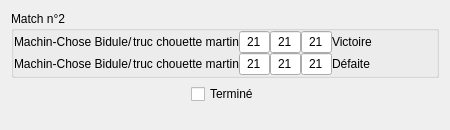
dsarrut/btm, file mainwindow/btmQMatchWidget.ui: the form before one commit.
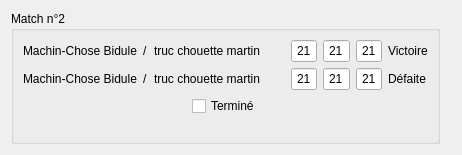
The form after the commit.

Commit message: set points in match

The edit to the form file:
```diff
--- a/mainwindow/btmQMatchWidget.ui
+++ b/mainwindow/btmQMatchWidget.ui
@@ -6,14 +6,14 @@
    <rect>
     <x>0</x>
     <y>0</y>
-    <width>450</width>
-    <height>130</height>
+    <width>462</width>
+    <height>155</height>
    </rect>
   </property>
   <property name="windowTitle">
    <string>Form</string>
   </property>
-  <layout class="QGridLayout" name="gridLayout_2">
+  <layout class="QGridLayout" name="gridLayout">
    <item row="0" column="0">
     <widget class="QGroupBox" name="groupBox">
      <property name="title">
@@ -28,152 +28,14 @@
      <property name="checked">
       <bool>false</bool>
      </property>
-     <layout class="QGridLayout" name="gridLayout">
-      <property name="leftMargin">
-       <number>0</number>
-      </property>
-      <property name="topMargin">
-       <number>0</number>
-      </property>
-      <property name="rightMargin">
-       <number>0</number>
-      </property>
-      <property name="bottomMargin">
-       <number>0</number>
-      </property>
-      <property name="spacing">
-       <number>0</number>
-      </property>
-      <item row="1" column="0">
+     <layout class="QGridLayout" name="gridLayout_2">
+      <item row="0" column="0">
        <layout class="QHBoxLayout" name="horizontalLayout_6">
         <item>
-         <layout class="QHBoxLayout" name="horizontalLayout_4">
-          <item>
-           <widget class="QLabel" name="labelPlayer3">
-            <property name="text">
-             <string>Machin-Chose Bidule</string>
-            </property>
-           </widget>
-          </item>
-          <item>
-           <widget class="QLabel" name="label_9">
-            <property name="text">
-             <string>/</string>
-            </property>
-           </widget>
-          </item>
-          <item>
-           <widget class="QLabel" name="labelPlayer4">
-            <property name="text">
-             <string>truc chouette martin</string>
-            </property>
-           </widget>
-          </item>
-         </layout>
-        </item>
-        <item>
-         <layout class="QHBoxLayout" name="horizontalLayout_3">
-          <item>
-           <widget class="QLineEdit" name="lineTeam2Set1">
-            <property name="sizePolicy">
-             <sizepolicy hsizetype="Maximum" vsizetype="Maximum">
-              <horstretch>0</horstretch>
-              <verstretch>0</verstretch>
-             </sizepolicy>
-            </property>
-            <property name="maximumSize">
-             <size>
-              <width>31</width>
-              <height>16777215</height>
-             </size>
-            </property>
-            <property name="font">
-             <font>
-              <pointsize>9</pointsize>
-             </font>
-            </property>
-            <property name="text">
-             <string>21</string>
-            </property>
-            <property name="alignment">
-             <set>Qt::AlignCenter</set>
-            </property>
-           </widget>
-          </item>
-          <item>
-           <widget class="QLineEdit" name="lineTeam2Set2">
-            <property name="sizePolicy">
-             <sizepolicy hsizetype="Maximum" vsizetype="Maximum">
-              <horstretch>0</horstretch>
-              <verstretch>0</verstretch>
-             </sizepolicy>
-            </property>
-            <property name="maximumSize">
-             <size>
-              <width>31</width>
-              <height>16777215</height>
-             </size>
-            </property>
-            <property name="font">
-             <font>
-              <pointsize>9</pointsize>
-             </font>
-            </property>
-            <property name="text">
-             <string>21</string>
-            </property>
-            <property name="alignment">
-             <set>Qt::AlignCenter</set>
-            </property>
-           </widget>
-          </item>
-          <item>
-           <widget class="QLineEdit" name="lineTeam2Set3">
-            <property name="sizePolicy">
-             <sizepolicy hsizetype="Maximum" vsizetype="Maximum">
-              <horstretch>0</horstretch>
-              <verstretch>0</verstretch>
-             </sizepolicy>
-            </property>
-            <property name="maximumSize">
-             <size>
-              <width>31</width>
-              <height>16777215</height>
-             </size>
-            </property>
-            <property name="font">
-             <font>
-              <pointsize>9</pointsize>
-             </font>
-            </property>
-            <property name="text">
-             <string>21</string>
-            </property>
-            <property name="alignment">
-             <set>Qt::AlignCenter</set>
-            </property>
-           </widget>
-          </item>
-         </layout>
-        </item>
-        <item>
-         <widget class="QLabel" name="label_7">
-          <property name="font">
-           <font>
-            <weight>50</weight>
-            <bold>false</bold>
-           </font>
-          </property>
-          <property name="text">
-           <string>Défaite</string>
-          </property>
-         </widget>
-        </item>
-       </layout>
-      </item>
-      <item row="0" column="0">
        <layout class="QHBoxLayout" name="horizontalLayout_5">
         <item>
+           <layout class="QVBoxLayout" name="verticalLayout_2">
+            <item>
          <layout class="QHBoxLayout" name="horizontalLayout">
           <item>
            <widget class="QLabel" name="labelPlayer1">
@@ -196,8 +58,63 @@
             </property>
            </widget>
           </item>
-         </layout>
-        </item>
+              <item>
+               <spacer name="horizontalSpacer_4">
+                <property name="orientation">
+                 <enum>Qt::Horizontal</enum>
+                </property>
+                <property name="sizeHint" stdset="0">
+                 <size>
+                  <width>40</width>
+                  <height>20</height>
+                 </size>
+                </property>
+               </spacer>
+              </item>
+             </layout>
+            </item>
+            <item>
+             <layout class="QHBoxLayout" name="horizontalLayout_4">
+              <item>
+               <widget class="QLabel" name="labelPlayer3">
+                <property name="text">
+                 <string>Machin-Chose Bidule</string>
+                </property>
+               </widget>
+              </item>
+              <item>
+               <widget class="QLabel" name="label_9">
+                <property name="text">
+                 <string>/</string>
+                </property>
+               </widget>
+              </item>
+              <item>
+               <widget class="QLabel" name="labelPlayer4">
+                <property name="text">
+                 <string>truc chouette martin</string>
+                </property>
+               </widget>
+              </item>
+              <item>
+               <spacer name="horizontalSpacer_3">
+                <property name="orientation">
+                 <enum>Qt::Horizontal</enum>
+                </property>
+                <property name="sizeHint" stdset="0">
+                 <size>
+                  <width>40</width>
+                  <height>20</height>
+                 </size>
+                </property>
+               </spacer>
+              </item>
+             </layout>
+            </item>
+           </layout>
+          </item>
+          <item>
+           <layout class="QVBoxLayout" name="verticalLayout">
         <item>
          <layout class="QHBoxLayout" name="horizontalLayout_2">
           <item>
@@ -284,7 +201,98 @@
          </layout>
         </item>
         <item>
-         <widget class="QLabel" name="label_3">
+             <layout class="QHBoxLayout" name="horizontalLayout_3">
+              <item>
+               <widget class="QLineEdit" name="lineTeam2Set1">
+                <property name="sizePolicy">
+                 <sizepolicy hsizetype="Maximum" vsizetype="Maximum">
+                  <horstretch>0</horstretch>
+                  <verstretch>0</verstretch>
+                 </sizepolicy>
+                </property>
+                <property name="maximumSize">
+                 <size>
+                  <width>31</width>
+                  <height>16777215</height>
+                 </size>
+                </property>
+                <property name="font">
+                 <font>
+                  <pointsize>9</pointsize>
+                 </font>
+                </property>
+                <property name="text">
+                 <string>21</string>
+                </property>
+                <property name="alignment">
+                 <set>Qt::AlignCenter</set>
+                </property>
+               </widget>
+              </item>
+              <item>
+               <widget class="QLineEdit" name="lineTeam2Set2">
+                <property name="sizePolicy">
+                 <sizepolicy hsizetype="Maximum" vsizetype="Maximum">
+                  <horstretch>0</horstretch>
+                  <verstretch>0</verstretch>
+                 </sizepolicy>
+                </property>
+                <property name="maximumSize">
+                 <size>
+                  <width>31</width>
+                  <height>16777215</height>
+                 </size>
+                </property>
+                <property name="font">
+                 <font>
+                  <pointsize>9</pointsize>
+                 </font>
+                </property>
+                <property name="text">
+                 <string>21</string>
+                </property>
+                <property name="alignment">
+                 <set>Qt::AlignCenter</set>
+                </property>
+               </widget>
+              </item>
+              <item>
+               <widget class="QLineEdit" name="lineTeam2Set3">
+                <property name="sizePolicy">
+                 <sizepolicy hsizetype="Maximum" vsizetype="Maximum">
+                  <horstretch>0</horstretch>
+                  <verstretch>0</verstretch>
+                 </sizepolicy>
+                </property>
+                <property name="maximumSize">
+                 <size>
+                  <width>31</width>
+                  <height>16777215</height>
+                 </size>
+                </property>
+                <property name="font">
+                 <font>
+                  <pointsize>9</pointsize>
+                 </font>
+                </property>
+                <property name="text">
+                 <string>21</string>
+                </property>
+                <property name="alignment">
+                 <set>Qt::AlignCenter</set>
+                </property>
+               </widget>
+              </item>
+             </layout>
+            </item>
+           </layout>
+          </item>
+         </layout>
+        </item>
+        <item>
+         <layout class="QVBoxLayout" name="verticalLayout_3">
+          <item>
+           <widget class="QLabel" name="labelTeam1Status">
           <property name="font">
            <font>
             <weight>50</weight>
@@ -294,12 +302,30 @@
           <property name="text">
            <string>Victoire</string>
           </property>
-         </widget>
-        </item>
+            <property name="textFormat">
+             <enum>Qt::AutoText</enum>
+            </property>
+           </widget>
+          </item>
+          <item>
+           <widget class="QLabel" name="labelTeam2Status">
+            <property name="font">
+             <font>
+              <weight>50</weight>
+              <bold>false</bold>
+             </font>
+            </property>
+            <property name="text">
+             <string>Défaite</string>
+            </property>
+            <property name="textFormat">
+             <enum>Qt::AutoText</enum>
+            </property>
+           </widget>
+          </item>
        </layout>
       </item>
      </layout>
-    </widget>
    </item>
    <item row="1" column="0">
     <layout class="QHBoxLayout" name="horizontalLayout_7">
@@ -347,6 +373,22 @@
       <size>
        <width>20</width>
        <height>14</height>
+         </size>
+        </property>
+       </spacer>
+      </item>
+     </layout>
+    </widget>
+   </item>
+   <item row="0" column="1">
+    <spacer name="horizontalSpacer_5">
+     <property name="orientation">
+      <enum>Qt::Horizontal</enum>
+     </property>
+     <property name="sizeHint" stdset="0">
+      <size>
+       <width>40</width>
+       <height>20</height>
       </size>
      </property>
     </spacer>
```
Lines whose indentation alone changed are shown as unchanged. The commit also changes 6 other files.
